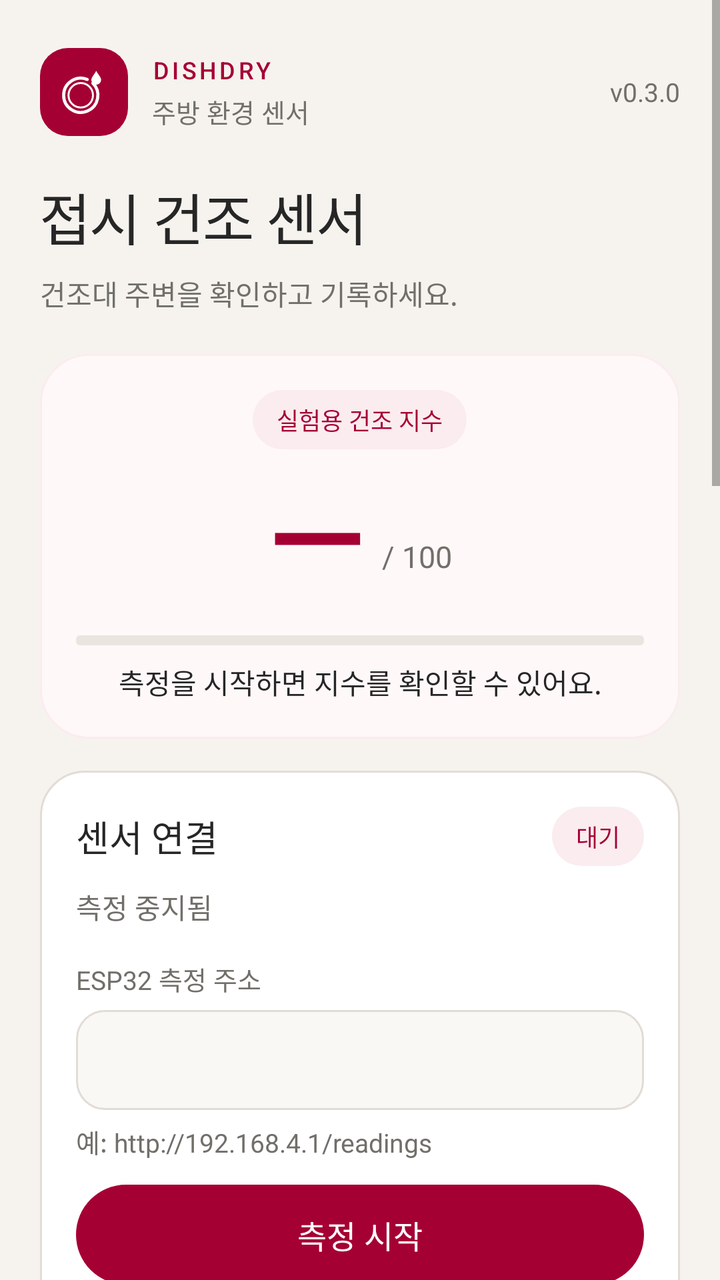
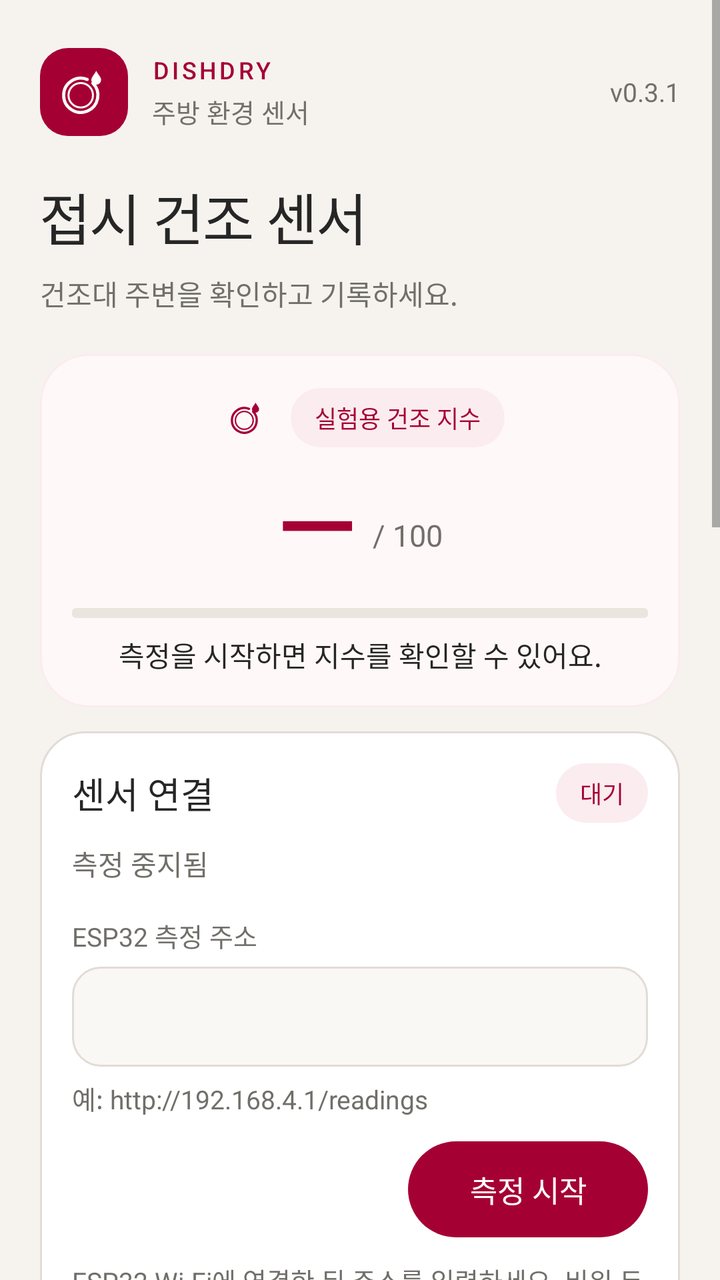

Screens rendered from an Android XML layout before and after an edit, with the pre-edit source and the edit as a unified diff.
<!-- AndroidManifest.xml: application theme Theme.DishDry -->
<!-- res/layout/activity_main.xml -->
<?xml version="1.0" encoding="utf-8"?>
<ScrollView xmlns:android="http://schemas.android.com/apk/res/android"
    android:id="@+id/root" android:layout_width="match_parent" android:layout_height="match_parent"
    android:background="@color/page" android:fillViewport="true">
    <LinearLayout android:layout_width="match_parent" android:layout_height="wrap_content"
        android:orientation="vertical" android:paddingHorizontal="20dp"
        android:paddingTop="24dp" android:paddingBottom="28dp">
        <LinearLayout android:layout_width="match_parent" android:layout_height="wrap_content"
            android:orientation="horizontal" android:gravity="center_vertical">
            <ImageView android:layout_width="44dp" android:layout_height="44dp"
                android:src="@drawable/ic_launcher_foreground" android:background="@drawable/icon_background"
                android:importantForAccessibility="no" />
            <LinearLayout android:layout_width="0dp" android:layout_weight="1" android:layout_height="wrap_content"
                android:orientation="vertical" android:layout_marginStart="12dp">
                <TextView android:layout_width="match_parent" android:layout_height="wrap_content"
                    android:text="@string/product_label" android:textSize="12sp" android:letterSpacing="0.12"
                    android:textColor="@color/accent" android:fontFamily="sans-serif-medium" />
                <TextView android:layout_width="match_parent" android:layout_height="wrap_content"
                    style="@style/Label" android:layout_marginTop="3dp" android:text="@string/product_description" />
            </LinearLayout>
            <TextView android:layout_width="wrap_content" android:layout_height="wrap_content"
                style="@style/Label" android:text="@string/version_badge" android:layout_marginStart="8dp" />
        </LinearLayout>
        <TextView android:layout_width="match_parent" android:layout_height="wrap_content"
            android:layout_marginTop="20dp" android:text="@string/heading" android:textSize="28sp"
            android:letterSpacing="-0.02" android:fontFamily="sans-serif-medium"
            android:includeFontPadding="false" android:textColor="@color/ink" />
        <TextView android:layout_width="match_parent" android:layout_height="wrap_content"
            android:layout_marginTop="8dp" android:text="@string/subtitle" android:textSize="14sp"
            android:lineSpacingMultiplier="1.3" android:textColor="@color/muted" />

        <LinearLayout style="@style/Card" android:layout_marginTop="20dp" android:background="@drawable/card_highlight" android:gravity="center_horizontal">
            <TextView android:layout_width="wrap_content" android:layout_height="wrap_content"
                style="@style/StatusBadge" android:text="@string/drying_title" />
            <LinearLayout android:layout_width="wrap_content" android:layout_height="wrap_content"
                android:orientation="horizontal" android:gravity="bottom" android:layout_marginTop="8dp">
                <TextView android:id="@+id/drying" android:layout_width="wrap_content" android:layout_height="wrap_content"
                    android:text="@string/reading_placeholder" android:textSize="64sp" android:textColor="@color/accent"
                    android:includeFontPadding="false" android:fontFamily="sans-serif-medium" android:fontFeatureSettings="tnum" />
                <TextView android:layout_width="wrap_content" android:layout_height="wrap_content"
                    android:layout_marginStart="8dp" android:layout_marginBottom="8dp"
                    android:textSize="15sp" android:textColor="@color/muted" android:text="@string/score_unit" />
            </LinearLayout>
            <ProgressBar android:id="@+id/drying_progress" style="?android:attr/progressBarStyleHorizontal"
                android:layout_width="match_parent" android:layout_height="5dp" android:layout_marginTop="10dp"
                android:max="100" android:progress="0" android:progressDrawable="@drawable/measurement_progress" />
            <TextView android:id="@+id/drying_status" android:layout_width="match_parent" android:layout_height="wrap_content"
                android:gravity="center" android:layout_marginTop="8dp" android:text="@string/drying_idle"
                android:textSize="14sp" android:textColor="@color/ink" android:lineSpacingMultiplier="1.3" />
        </LinearLayout>

        <LinearLayout style="@style/Card">
            <LinearLayout android:layout_width="match_parent" android:layout_height="wrap_content"
                android:orientation="horizontal" android:gravity="center_vertical">
                <TextView android:layout_width="0dp" android:layout_weight="1" android:layout_height="wrap_content"
                    style="@style/SectionTitle" android:text="@string/connection_title" />
                <TextView android:id="@+id/connection_badge" android:layout_width="wrap_content" android:layout_height="wrap_content"
                    style="@style/StatusBadge" android:layout_marginStart="8dp" android:text="@string/badge_idle"
                    android:accessibilityLiveRegion="polite" />
            </LinearLayout>
            <TextView android:id="@+id/status" android:layout_width="match_parent" android:layout_height="wrap_content"
                android:textSize="14sp" android:textColor="@color/muted" android:lineSpacingMultiplier="1.3"
                android:layout_marginTop="10dp" android:text="@string/idle" />
            <TextView android:layout_width="match_parent" android:layout_height="wrap_content"
                style="@style/Label" android:layout_marginTop="16dp" android:text="@string/endpoint_field_label"
                android:labelFor="@id/endpoint" />
            <EditText android:id="@+id/endpoint" android:layout_width="match_parent" android:layout_height="wrap_content"
                android:layout_marginTop="6dp" android:minHeight="50dp" android:paddingHorizontal="14dp"
                android:paddingVertical="12dp" android:background="@drawable/input" android:textSize="14sp"
                android:textColor="@color/ink" android:textColorHint="@color/muted"
                android:inputType="textUri"
                android:singleLine="true" android:importantForAutofill="no" />
            <TextView android:layout_width="match_parent" android:layout_height="wrap_content"
                style="@style/Label" android:layout_marginTop="6dp" android:text="@string/endpoint_example" />
            <Button android:id="@+id/toggle" style="@style/PrimaryButton" android:layout_width="match_parent"
                android:layout_height="wrap_content" android:layout_marginTop="12dp" android:text="@string/start" />
            <TextView android:layout_width="match_parent" android:layout_height="wrap_content"
                style="@style/Label" android:layout_marginTop="12dp" android:text="@string/connection_help" />
        </LinearLayout>

        <LinearLayout style="@style/Card">
            <TextView android:layout_width="match_parent" android:layout_height="wrap_content"
                style="@style/SectionTitle" android:text="@string/rack_title" />
            <LinearLayout android:layout_width="match_parent" android:layout_height="wrap_content"
                android:orientation="horizontal" android:layout_marginTop="16dp">
                <LinearLayout android:layout_width="0dp" android:layout_weight="1" android:layout_height="wrap_content" style="@style/SensorTile">
                    <TextView android:layout_width="match_parent" android:layout_height="wrap_content" style="@style/Label" android:text="@string/temp_label" />
                    <TextView android:id="@+id/temperature" android:layout_width="match_parent" android:layout_height="wrap_content"
                        style="@style/SensorValue" android:layout_marginTop="8dp" />
                </LinearLayout>
                <Space android:layout_width="12dp" android:layout_height="1dp" />
                <LinearLayout android:layout_width="0dp" android:layout_weight="1" android:layout_height="wrap_content" style="@style/SensorTile">
                    <TextView android:layout_width="match_parent" android:layout_height="wrap_content" style="@style/Label" android:text="@string/humidity_label" />
                    <TextView android:id="@+id/humidity" android:layout_width="match_parent" android:layout_height="wrap_content"
                        style="@style/SensorValue" android:layout_marginTop="8dp" />
                </LinearLayout>
            </LinearLayout>
            <LinearLayout android:layout_width="match_parent" android:layout_height="wrap_content"
                android:layout_marginTop="12dp" style="@style/SensorTile">
                <TextView android:layout_width="match_parent" android:layout_height="wrap_content" style="@style/Label" android:text="@string/ldr_label" />
                <TextView android:id="@+id/ldr" android:layout_width="match_parent" android:layout_height="wrap_content"
                    android:textSize="22sp" android:textColor="@color/ink" android:layout_marginTop="8dp" />
            </LinearLayout>
        </LinearLayout>

        <LinearLayout style="@style/Card">
            <TextView android:layout_width="match_parent" android:layout_height="wrap_content" style="@style/SectionTitle" android:text="@string/phone_title" />
            <LinearLayout android:layout_width="match_parent" android:layout_height="wrap_content"
                android:orientation="horizontal" android:layout_marginTop="16dp">
                <LinearLayout android:layout_width="0dp" android:layout_weight="1" android:layout_height="wrap_content" style="@style/SensorTile">
                    <TextView android:layout_width="match_parent" android:layout_height="wrap_content" style="@style/Label" android:text="@string/light_label" />
                    <TextView android:id="@+id/light" android:layout_width="match_parent" android:layout_height="wrap_content"
                        android:textSize="24sp" android:textColor="@color/ink" android:layout_marginTop="8dp" />
                </LinearLayout>
                <Space android:layout_width="12dp" android:layout_height="1dp" />
                <LinearLayout android:layout_width="0dp" android:layout_weight="1" android:layout_height="wrap_content" style="@style/SensorTile">
                    <TextView android:layout_width="match_parent" android:layout_height="wrap_content" style="@style/Label" android:text="@string/motion_label" />
                    <TextView android:id="@+id/motion" android:layout_width="match_parent" android:layout_height="wrap_content"
                        android:textSize="24sp" android:textColor="@color/ink" android:layout_marginTop="8dp" />
                </LinearLayout>
            </LinearLayout>
        </LinearLayout>

        <LinearLayout style="@style/Card">
            <TextView android:layout_width="match_parent" android:layout_height="wrap_content"
                style="@style/SectionTitle" android:text="@string/records_title" />
            <TextView android:id="@+id/record_count" android:layout_width="match_parent" android:layout_height="wrap_content"
                android:textSize="36sp" android:textColor="@color/accent" android:fontFamily="sans-serif-medium" android:layout_marginTop="12dp" />
            <TextView android:id="@+id/last_record" android:layout_width="match_parent" android:layout_height="wrap_content"
                style="@style/Label" android:layout_marginTop="4dp" />
            <TextView android:layout_width="match_parent" android:layout_height="wrap_content"
                style="@style/Label" android:layout_marginTop="4dp" android:text="@string/records_help" />
            <Button android:id="@+id/save" style="@style/PrimaryButton" android:layout_width="match_parent"
                android:layout_height="wrap_content" android:layout_marginTop="20dp" android:text="@string/save" />
            <Button android:id="@+id/export" style="@style/SecondaryButton" android:layout_width="match_parent"
                android:layout_height="wrap_content" android:layout_marginTop="10dp" android:text="@string/export" />
        </LinearLayout>

        <TextView android:layout_width="match_parent" android:layout_height="wrap_content" style="@style/Label"
            android:layout_marginTop="24dp" android:text="@string/notice" />
        <View android:layout_width="match_parent" android:layout_height="1dp" android:background="@color/line" android:layout_marginTop="24dp" />
        <TextView android:layout_width="match_parent" android:layout_height="wrap_content" style="@style/Label"
            android:layout_marginTop="16dp" android:text="@string/team" />
        <TextView android:layout_width="match_parent" android:layout_height="wrap_content" style="@style/Label"
            android:layout_marginTop="4dp" android:text="@string/author" />
    </LinearLayout>
</ScrollView>
<!-- resources referenced by this layout -->
<resources>
  <color name="accent">#A50034</color>
  <color name="ink">#262626</color>
  <color name="line">#E2DCD6</color>
  <color name="muted">#716F6A</color>
  <color name="page">#F6F3EF</color>
  <string name="author">개발: 황대겸</string>
  <string name="badge_idle">대기</string>
  <string name="idle">측정 중지됨</string>
  <string name="save">현재 값 기록</string>
  <string name="start">측정 시작</string>
  <string name="version_badge">v0.3.0</string>
  <style name="Card">
          <item name="android:layout_width">match_parent</item>
          <item name="android:layout_height">wrap_content</item>
          <item name="android:layout_marginTop">16dp</item>
          <item name="android:orientation">vertical</item>
          <item name="android:padding">18dp</item>
          <item name="android:background">@drawable/card</item>
      </style>
  <style name="PrimaryButton" parent="android:style/Widget.Material.Button">
          <item name="android:background">@drawable/button_primary</item>
          <item name="android:textColor">@color/primary_button_text</item>
          <item name="android:textAllCaps">false</item>
          <item name="android:textSize">16sp</item>
          <item name="android:minHeight">50dp</item>
          <item name="android:paddingHorizontal">20dp</item>
          <item name="android:paddingVertical">12dp</item>
          <item name="android:fontFamily">sans-serif</item>
          <item name="android:stateListAnimator">@null</item>
      </style>
  <style name="SensorValue">
          <item name="android:textSize">32sp</item>
          <item name="android:textColor">@color/ink</item>
          <item name="android:fontFamily">sans-serif-medium</item>
          <item name="android:fontFeatureSettings">tnum</item>
          <item name="android:includeFontPadding">false</item>
      </style>
  <color name="surface">#FFFFFF</color>
  <color name="soft">#FAF8F5</color>
  <color name="disabled">#EAE5DF</color>
  <color name="focus">#A50034</color>
  <!-- unchanged entries left out for length: 45 -->
</resources>

<!-- the commit's change to res/layout/activity_main.xml (unified diff, before → after) -->
@@ -30,12 +30,18 @@
             android:lineSpacingMultiplier="1.3" android:textColor="@color/muted" />
 
         <LinearLayout style="@style/Card" android:layout_marginTop="20dp" android:background="@drawable/card_highlight" android:gravity="center_horizontal">
-            <TextView android:layout_width="wrap_content" android:layout_height="wrap_content"
-                style="@style/StatusBadge" android:text="@string/drying_title" />
+            <LinearLayout android:layout_width="wrap_content" android:layout_height="wrap_content"
+                android:orientation="horizontal" android:gravity="center_vertical">
+                <ImageView android:layout_width="32dp" android:layout_height="32dp"
+                    android:layout_marginEnd="6dp" android:src="@drawable/ic_launcher_monochrome"
+                    android:tint="@color/accent" android:importantForAccessibility="no" />
+                <TextView android:layout_width="wrap_content" android:layout_height="wrap_content"
+                    style="@style/StatusBadge" android:text="@string/drying_title" />
+            </LinearLayout>
             <LinearLayout android:layout_width="wrap_content" android:layout_height="wrap_content"
                 android:orientation="horizontal" android:gravity="bottom" android:layout_marginTop="8dp">
                 <TextView android:id="@+id/drying" android:layout_width="wrap_content" android:layout_height="wrap_content"
-                    android:text="@string/reading_placeholder" android:textSize="64sp" android:textColor="@color/accent"
+                    android:text="@string/reading_placeholder" android:textSize="52sp" android:textColor="@color/accent"
                     android:includeFontPadding="false" android:fontFamily="sans-serif-medium" android:fontFeatureSettings="tnum" />
                 <TextView android:layout_width="wrap_content" android:layout_height="wrap_content"
                     android:layout_marginStart="8dp" android:layout_marginBottom="8dp"
@@ -72,15 +78,21 @@
                 android:singleLine="true" android:importantForAutofill="no" />
             <TextView android:layout_width="match_parent" android:layout_height="wrap_content"
                 style="@style/Label" android:layout_marginTop="6dp" android:text="@string/endpoint_example" />
-            <Button android:id="@+id/toggle" style="@style/PrimaryButton" android:layout_width="match_parent"
-                android:layout_height="wrap_content" android:layout_marginTop="12dp" android:text="@string/start" />
+            <Button android:id="@+id/toggle" style="@style/PrimaryButton" android:layout_width="wrap_content"
+                android:layout_height="wrap_content" android:minWidth="120dp" android:layout_gravity="end"
+                android:layout_marginTop="12dp" android:text="@string/start" />
             <TextView android:layout_width="match_parent" android:layout_height="wrap_content"
                 style="@style/Label" android:layout_marginTop="12dp" android:text="@string/connection_help" />
         </LinearLayout>
 
         <LinearLayout style="@style/Card">
-            <TextView android:layout_width="match_parent" android:layout_height="wrap_content"
-                style="@style/SectionTitle" android:text="@string/rack_title" />
+            <LinearLayout android:layout_width="match_parent" android:layout_height="wrap_content"
+                android:orientation="horizontal" android:gravity="center_vertical">
+                <ImageView android:layout_width="24dp" android:layout_height="24dp" android:layout_marginEnd="8dp"
+                    android:src="@drawable/ic_launcher_monochrome" android:tint="@color/accent" android:importantForAccessibility="no" />
+                <TextView android:layout_width="0dp" android:layout_weight="1" android:layout_height="wrap_content"
+                    style="@style/SectionTitle" android:text="@string/rack_title" />
+            </LinearLayout>
             <LinearLayout android:layout_width="match_parent" android:layout_height="wrap_content"
                 android:orientation="horizontal" android:layout_marginTop="16dp">
                 <LinearLayout android:layout_width="0dp" android:layout_weight="1" android:layout_height="wrap_content" style="@style/SensorTile">
@@ -104,7 +116,13 @@
         </LinearLayout>
 
         <LinearLayout style="@style/Card">
-            <TextView android:layout_width="match_parent" android:layout_height="wrap_content" style="@style/SectionTitle" android:text="@string/phone_title" />
+            <LinearLayout android:layout_width="match_parent" android:layout_height="wrap_content"
+                android:orientation="horizontal" android:gravity="center_vertical">
+                <ImageView android:layout_width="22dp" android:layout_height="22dp" android:layout_marginEnd="8dp"
+                    android:src="@drawable/ic_phone" android:importantForAccessibility="no" />
+                <TextView android:layout_width="0dp" android:layout_weight="1" android:layout_height="wrap_content"
+                    style="@style/SectionTitle" android:text="@string/phone_title" />
+            </LinearLayout>
             <LinearLayout android:layout_width="match_parent" android:layout_height="wrap_content"
                 android:orientation="horizontal" android:layout_marginTop="16dp">
                 <LinearLayout android:layout_width="0dp" android:layout_weight="1" android:layout_height="wrap_content" style="@style/SensorTile">
@@ -122,18 +140,27 @@
         </LinearLayout>
 
         <LinearLayout style="@style/Card">
-            <TextView android:layout_width="match_parent" android:layout_height="wrap_content"
-                style="@style/SectionTitle" android:text="@string/records_title" />
+            <LinearLayout android:layout_width="match_parent" android:layout_height="wrap_content"
+                android:orientation="horizontal" android:gravity="center_vertical">
+                <ImageView android:layout_width="22dp" android:layout_height="22dp" android:layout_marginEnd="8dp"
+                    android:src="@drawable/ic_file" android:importantForAccessibility="no" />
+                <TextView android:layout_width="0dp" android:layout_weight="1" android:layout_height="wrap_content"
+                    style="@style/SectionTitle" android:text="@string/records_title" />
+            </LinearLayout>
             <TextView android:id="@+id/record_count" android:layout_width="match_parent" android:layout_height="wrap_content"
-                android:textSize="36sp" android:textColor="@color/accent" android:fontFamily="sans-serif-medium" android:layout_marginTop="12dp" />
+                android:textSize="28sp" android:textColor="@color/accent" android:fontFamily="sans-serif-medium" android:layout_marginTop="10dp" />
             <TextView android:id="@+id/last_record" android:layout_width="match_parent" android:layout_height="wrap_content"
                 style="@style/Label" android:layout_marginTop="4dp" />
             <TextView android:layout_width="match_parent" android:layout_height="wrap_content"
                 style="@style/Label" android:layout_marginTop="4dp" android:text="@string/records_help" />
-            <Button android:id="@+id/save" style="@style/PrimaryButton" android:layout_width="match_parent"
-                android:layout_height="wrap_content" android:layout_marginTop="20dp" android:text="@string/save" />
-            <Button android:id="@+id/export" style="@style/SecondaryButton" android:layout_width="match_parent"
-                android:layout_height="wrap_content" android:layout_marginTop="10dp" android:text="@string/export" />
+            <LinearLayout android:layout_width="match_parent" android:layout_height="wrap_content"
+                android:orientation="horizontal" android:layout_marginTop="16dp" android:baselineAligned="false">
+                <Button android:id="@+id/save" style="@style/PrimaryButton" android:layout_width="0dp"
+                    android:layout_weight="1" android:layout_height="wrap_content" android:text="@string/save" />
+                <Space android:layout_width="10dp" android:layout_height="1dp" />
+                <Button android:id="@+id/export" style="@style/SecondaryButton" android:layout_width="0dp"
+                    android:layout_weight="1" android:layout_height="wrap_content" android:text="@string/export" />
+            </LinearLayout>
         </LinearLayout>
 
         <TextView android:layout_width="match_parent" android:layout_height="wrap_content" style="@style/Label"
<!-- resource entries referenced after the edit -->
@@ -5,33 +5,63 @@
   <color name="line">#E2DCD6</color>
   <color name="muted">#716F6A</color>
   <color name="page">#F6F3EF</color>
+  <!-- drawable ic_file (drawable) -->
+  <vector xmlns:android="http://schemas.android.com/apk/res/android"
+      android:width="24dp" android:height="24dp" android:viewportWidth="24" android:viewportHeight="24">
+      <path android:fillColor="@android:color/transparent" android:strokeColor="@color/accent"
+          android:strokeWidth="1.7" android:strokeLineJoin="round" android:strokeLineCap="round"
+          android:pathData="M6,2 L14,2 L20,8 L20,20 Q20,22 18,22 L6,22 Q4,22 4,20 L4,4 Q4,2 6,2 Z M14,2 L14,8 L20,8 M8,12 L16,12 M8,16 L16,16" />
+  </vector>
+  <!-- drawable ic_launcher_monochrome (drawable) -->
+  <vector xmlns:android="http://schemas.android.com/apk/res/android"
+      android:width="108dp" android:height="108dp"
+      android:viewportWidth="108" android:viewportHeight="108">
+      <path android:fillColor="@android:color/transparent"
+          android:strokeColor="@color/surface" android:strokeWidth="3.8"
+          android:strokeLineCap="round" android:strokeLineJoin="round"
+          android:pathData="M64.8,43.1 A21,21 0,1 1,58,38.6" />
+      <path android:fillColor="@android:color/transparent"
+          android:strokeColor="@color/surface" android:strokeWidth="2.4"
+          android:strokeLineCap="round"
+          android:pathData="M50,43 A15,15 0,1 1,50,73 A15,15 0,1 1,50,43" />
+      <path android:fillColor="@color/surface"
+          android:pathData="M69,28 C67,32 63,36 63,39 C63,42.3 65.7,45 69,45 C72.3,45 75,42.3 75,39 C75,36 71,32 69,28 Z" />
+  </vector>
+  <!-- drawable ic_phone (drawable) -->
+  <vector xmlns:android="http://schemas.android.com/apk/res/android"
+      android:width="24dp" android:height="24dp" android:viewportWidth="24" android:viewportHeight="24">
+      <path android:fillColor="@android:color/transparent" android:strokeColor="@color/accent"
+          android:strokeWidth="1.7" android:strokeLineJoin="round" android:strokeLineCap="round"
+          android:pathData="M7,2 L17,2 Q19,2 19,4 L19,20 Q19,22 17,22 L7,22 Q5,22 5,20 L5,4 Q5,2 7,2 Z M9,5 L15,5 M11,19 L13,19" />
+  </vector>
   <string name="author">개발: 황대겸</string>
   <string name="badge_idle">대기</string>
   <string name="idle">측정 중지됨</string>
   <string name="save">현재 값 기록</string>
   <string name="start">측정 시작</string>
-  <string name="version_badge">v0.3.0</string>
+  <string name="version_badge">v0.3.1</string>
   <style name="Card">
           <item name="android:layout_width">match_parent</item>
           <item name="android:layout_height">wrap_content</item>
-          <item name="android:layout_marginTop">16dp</item>
+          <item name="android:layout_marginTop">12dp</item>
           <item name="android:orientation">vertical</item>
-          <item name="android:padding">18dp</item>
+          <item name="android:padding">16dp</item>
           <item name="android:background">@drawable/card</item>
       </style>
   <style name="PrimaryButton" parent="android:style/Widget.Material.Button">
           <item name="android:background">@drawable/button_primary</item>
           <item name="android:textColor">@color/primary_button_text</item>
           <item name="android:textAllCaps">false</item>
-          <item name="android:textSize">16sp</item>
-          <item name="android:minHeight">50dp</item>
-          <item name="android:paddingHorizontal">20dp</item>
-          <item name="android:paddingVertical">12dp</item>
+          <item name="android:textSize">15sp</item>
+          <item name="android:minHeight">48dp</item>
+          <item name="android:minWidth">0dp</item>
+          <item name="android:paddingHorizontal">12dp</item>
+          <item name="android:paddingVertical">10dp</item>
           <item name="android:fontFamily">sans-serif</item>
           <item name="android:stateListAnimator">@null</item>
       </style>
   <style name="SensorValue">
-          <item name="android:textSize">32sp</item>
+          <item name="android:textSize">28sp</item>
           <item name="android:textColor">@color/ink</item>
           <item name="android:fontFamily">sans-serif-medium</item>
           <item name="android:fontFeatureSettings">tnum</item>
